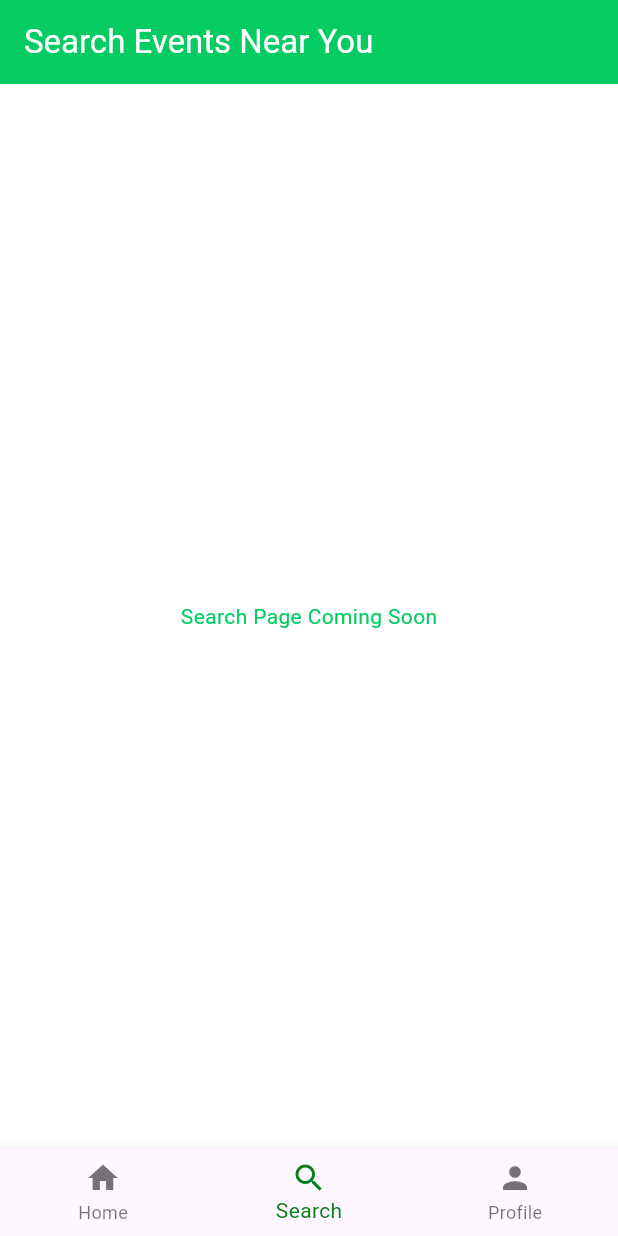
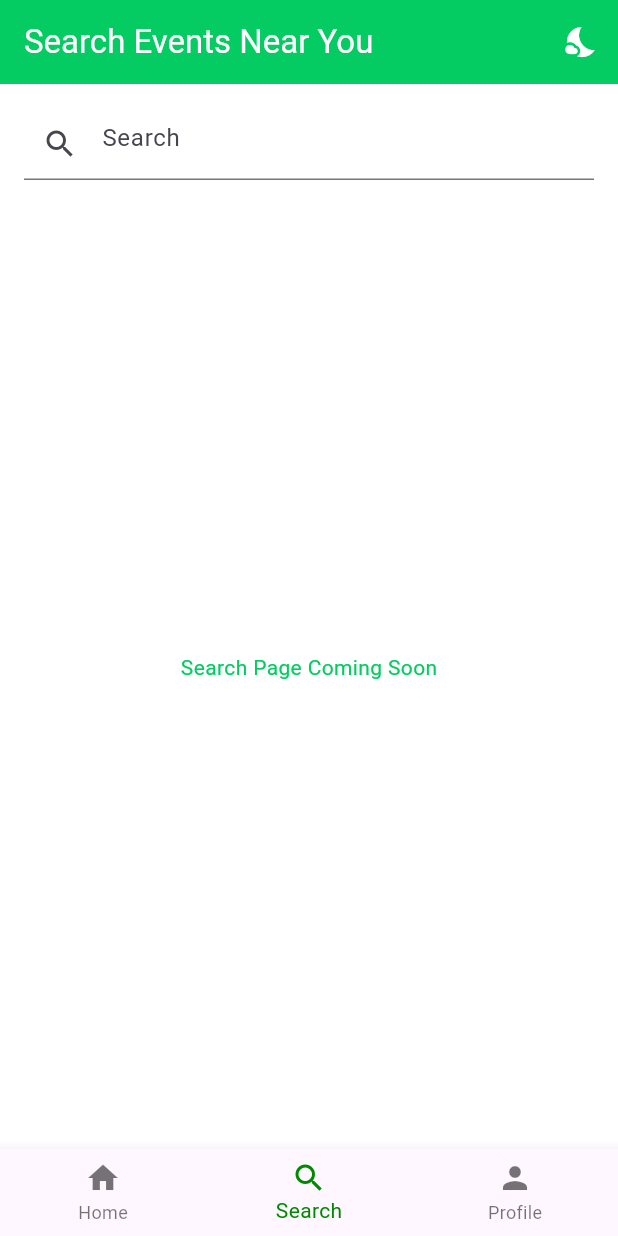
Before and after one commit to ggiacobbe2/events_finder_app, a Flutter app: the screen it shows after launch, item 2 of the bottom bar chosen, on a phone screen of 412 x 824 dp. Run offline on Flutter 3.47's test engine with Material 3 defaults, Android fonts, the light colour scheme and no system bars.

Commit message:
adding simple search bar on search page; also extended light/dark mode toggle to other pages

```diff
--- a/lib/main.dart
+++ b/lib/main.dart
@@ -176,8 +176,8 @@ class _EventsHomePageState extends State<EventsHomePage> {
   Widget build(BuildContext context) {
     final List<Widget> pages = [
       _buildHomePage(),
-      const SearchPage(),
-      const ProfilePage(),
+      SearchPage(isDarkMode: widget.isDarkMode, toggleTheme: widget.toggleTheme),
+      ProfilePage(isDarkMode: widget.isDarkMode, toggleTheme: widget.toggleTheme),
     ];
 
     return Scaffold(
@@ -198,7 +198,7 @@ class _EventsHomePageState extends State<EventsHomePage> {
           ),
         ],
         currentIndex: _selectedIndex,
-        selectedItemColor: const Color.fromARGB(255, 4, 125, 26),
+        selectedItemColor: const Color.fromARGB(255, 0, 137, 0),
         onTap: _onItemTapped,
       ),
     );
--- a/lib/search.dart
+++ b/lib/search.dart
@@ -1,18 +1,55 @@
 import 'package:flutter/material.dart';
 
-class SearchPage extends StatelessWidget {
-  const SearchPage({Key? key}) : super(key: key);
+class SearchPage extends StatefulWidget {
+  final bool isDarkMode;
+  final VoidCallback toggleTheme;
+
+  const SearchPage({Key? key, required this.isDarkMode, required this.toggleTheme}) : super(key: key);
+
+  @override
+  _SearchPageState createState() => _SearchPageState();
+}
+
+class _SearchPageState extends State<SearchPage> {
+  String searchQuery = '';
 
   @override
   Widget build(BuildContext context) {
     return Scaffold(
       appBar: AppBar(
         title: const Text('Search Events Near You'),
+        actions: [
+          IconButton(
+            icon: Icon(widget.isDarkMode ? Icons.wb_sunny : Icons.nights_stay),
+            onPressed: widget.toggleTheme,
+          ),
+        ],
       ),
-      body: Center(
-        child: Text(
-          'Search Page Coming Soon',
-          style: Theme.of(context).textTheme.bodyMedium,
+      body: Padding(
+        padding: const EdgeInsets.all(16.0),
+        child: Column(
+          children: [
+            TextField(
+              decoration: const InputDecoration(
+                hintText: 'Search',
+                prefixIcon: Icon(Icons.search),
+              ),
+              onChanged: (value) {
+                setState(() {
+                  searchQuery = value;
+                });
+              },
+            ),
+            const SizedBox(height: 20),
+            Expanded(
+              child: Center(
+                child: Text(
+                  'Search Page Coming Soon',
+                  style: Theme.of(context).textTheme.bodyMedium,
+                ),
+              ),
+            ),
+          ],
         ),
       ),
     );
```
Also changed, not shown: lib/profile.dart (+16 -2 lines).
